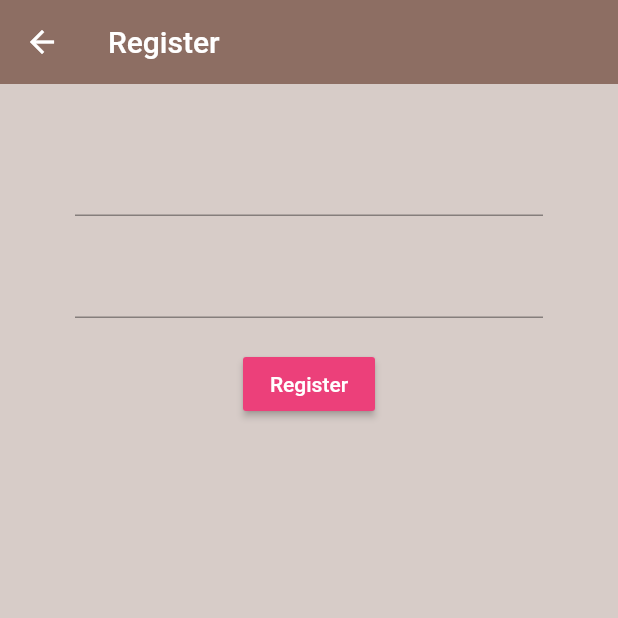
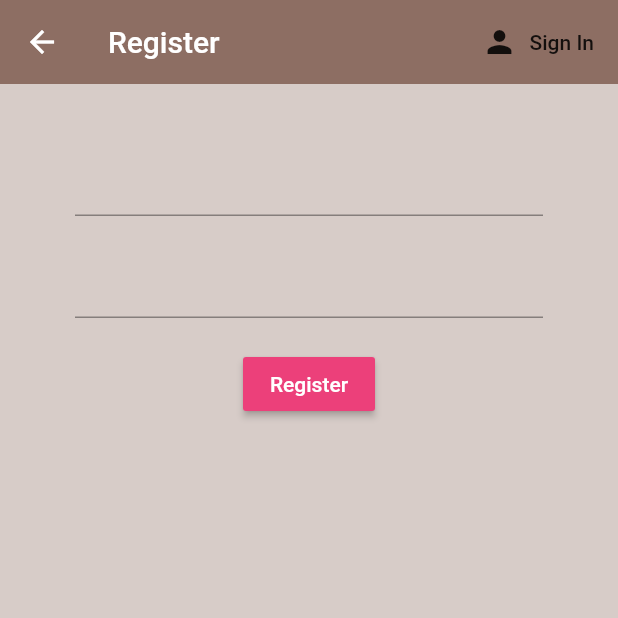
Before and after one commit to yasithWimukthi/brew_crew, a Flutter app: the Register screen opened directly, on a phone screen of 412 x 824 dp, the top half of it. Run offline on Flutter 3.47's test engine with Material 2 defaults, Android fonts, the phone set to English and light mode, and no system bars; our stand-ins replace firebase_auth; accounts and stored records are empty; statements that could not run were skipped.

Commit message:
Edit register screen app bar

```diff
--- a/lib/screens/authenticate/register.dart
+++ b/lib/screens/authenticate/register.dart
@@ -20,6 +20,13 @@ class _RegisterState extends State<Register> {
         backgroundColor: Colors.brown[400],
         elevation: 0.0,
         title: Text("Register"),
+        actions: <Widget>[
+          FlatButton.icon(
+            icon: Icon(Icons.person),
+            label: Text("Sign In"),
+            onPressed: (){},
+          ),
+        ],
       ),
       body: Container(
         padding: EdgeInsets.symmetric(vertical:20.0,horizontal:50.0),
```
